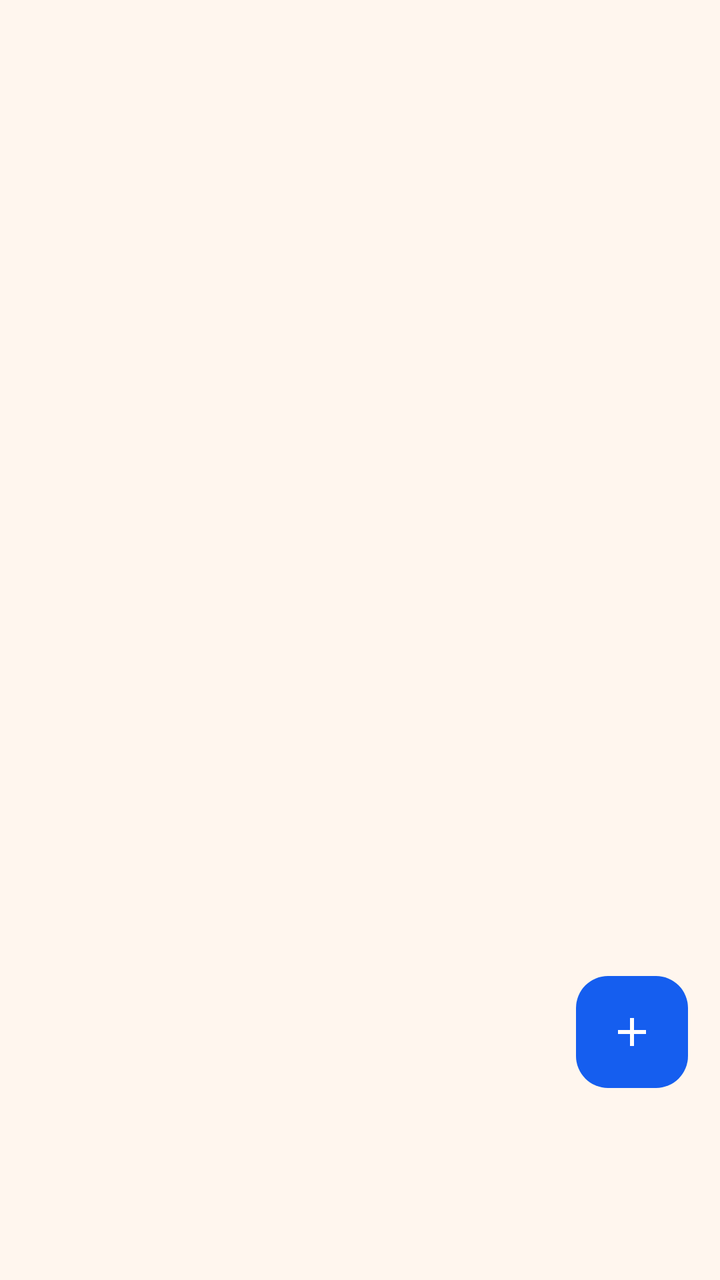
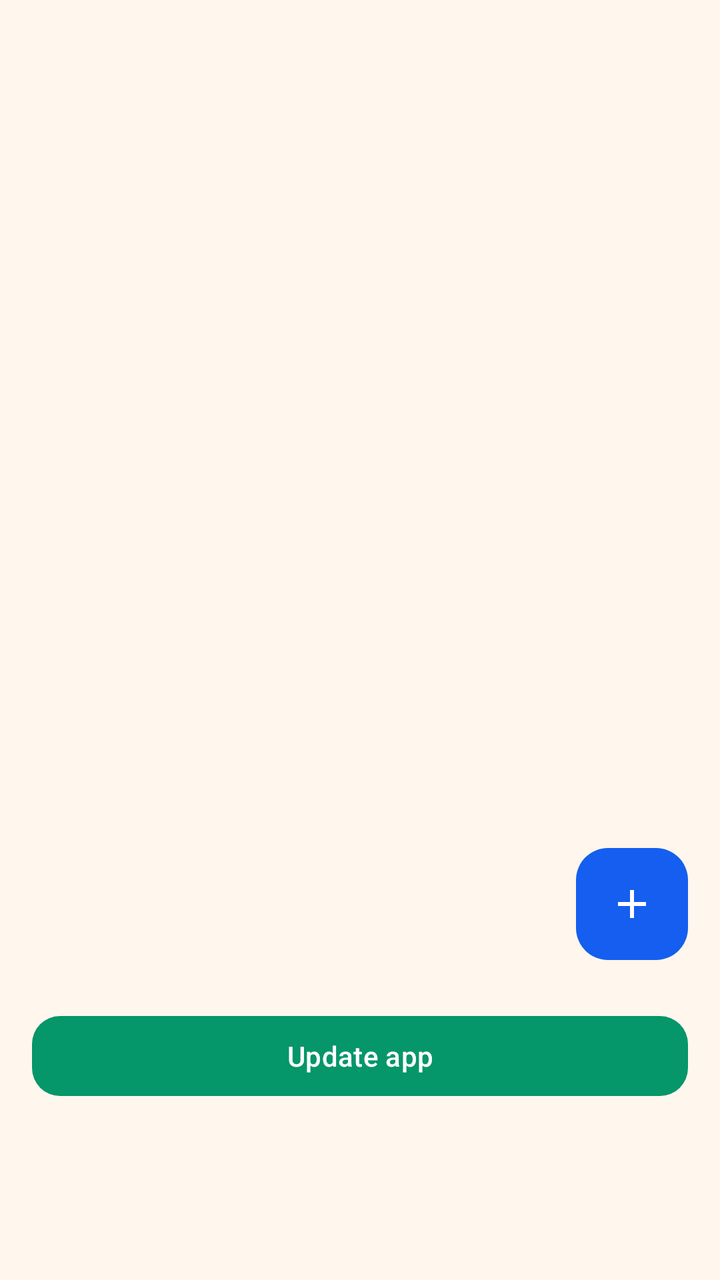

Compare the two renders of this Android layout. The source of the first and the diff that turns it into the second are given below.
<!-- AndroidManifest.xml: application theme Theme.TMSCompanion -->
<!-- res/layout/fragment_servers.xml -->
<?xml version="1.0" encoding="utf-8"?>
<androidx.coordinatorlayout.widget.CoordinatorLayout xmlns:android="http://schemas.android.com/apk/res/android"
    xmlns:app="http://schemas.android.com/apk/res-auto"
    android:layout_width="match_parent"
    android:layout_height="match_parent">

    <androidx.recyclerview.widget.RecyclerView
        android:id="@+id/recyclerView"
        android:layout_width="match_parent"
        android:layout_height="match_parent"
        android:clipToPadding="false"
        android:paddingTop="@dimen/list_padding_top"
        android:paddingBottom="@dimen/list_padding_bottom"
        android:paddingHorizontal="12dp" />

    <LinearLayout
        android:id="@+id/emptyView"
        android:layout_width="match_parent"
        android:layout_height="wrap_content"
        android:layout_gravity="center"
        android:gravity="center"
        android:orientation="vertical"
        android:padding="32dp"
        android:visibility="gone">

        <ImageView
            android:layout_width="64dp"
            android:layout_height="64dp"
            android:background="@drawable/bg_empty_glyph"
            android:contentDescription="@null"
            android:padding="16dp"
            android:src="@drawable/ic_nav_servers" />

        <TextView
            android:layout_width="wrap_content"
            android:layout_height="wrap_content"
            android:layout_marginTop="16dp"
            android:text="@string/no_servers"
            android:textAppearance="?attr/textAppearanceTitleLarge" />

        <TextView
            android:layout_width="wrap_content"
            android:layout_height="wrap_content"
            android:layout_marginTop="8dp"
            android:gravity="center"
            android:text="@string/no_servers_body"
            android:textAppearance="?attr/textAppearanceBodyMedium"
            android:textColor="?attr/colorOnSurfaceVariant" />

        <com.google.android.material.button.MaterialButton
            android:id="@+id/emptyAddButton"
            android:layout_width="wrap_content"
            android:layout_height="wrap_content"
            android:layout_marginTop="16dp"
            android:text="@string/add_server" />
    </LinearLayout>

    <com.google.android.material.floatingactionbutton.FloatingActionButton
        android:id="@+id/fabAdd"
        android:layout_width="wrap_content"
        android:layout_height="wrap_content"
        android:layout_gravity="bottom|end"
        android:layout_marginEnd="16dp"
        android:layout_marginBottom="96dp"
        android:contentDescription="@string/add_server"
        app:srcCompat="@drawable/ic_add" />
</androidx.coordinatorlayout.widget.CoordinatorLayout>
<!-- resources referenced by this layout -->
<resources>
  <dimen name="list_padding_bottom">104dp</dimen>
  <dimen name="list_padding_top">72dp</dimen>
  <string name="add_server">Add server</string>
  <string name="no_servers">No servers yet.</string>
  <string name="no_servers_body">Add the TrackMySpend server this phone should upload to.</string>
  <color name="md_primary">#155EEF</color>
  <color name="md_on_primary">#FFFFFF</color>
  <color name="md_primary_container">#1D4ED8</color>
  <color name="md_on_primary_container">#FFFFFF</color>
  <color name="md_secondary">#047857</color>
  <color name="md_on_secondary">#FFFFFF</color>
  <color name="md_secondary_container">#059669</color>
  <color name="md_on_secondary_container">#FFFFFF</color>
  <color name="md_tertiary">#C2410C</color>
  <color name="md_on_tertiary">#FFFFFF</color>
  <color name="md_tertiary_container">#F59E0B</color>
  <color name="md_on_tertiary_container">#1C1003</color>
  <color name="md_error">#E11D48</color>
  <color name="md_on_error">#FFFFFF</color>
  <color name="md_error_container">#FB7185</color>
  <color name="md_on_error_container">#4C0519</color>
  <color name="md_background">#FFF6EE</color>
  <color name="md_on_background">#1C1917</color>
  <color name="md_surface">#FFF6EE</color>
  <color name="md_on_surface">#1C1917</color>
  <color name="md_surface_variant">#FFE4C4</color>
  <color name="md_on_surface_variant">#57534E</color>
  <color name="md_outline">#A8A29E</color>
  <color name="md_outline_variant">#E7E5E4</color>
  <color name="md_inverse_surface">#1C1917</color>
  <color name="md_inverse_on_surface">#FAFAF9</color>
  <color name="md_inverse_primary">#93C5FD</color>
  <color name="md_success">#15803D</color>
  <color name="md_on_success">#FFFFFF</color>
  <color name="md_success_container">#22C55E</color>
  <color name="md_on_success_container">#052E16</color>
  <color name="md_pending">#FACC15</color>
  <color name="md_on_pending">#1C1003</color>
  <color name="md_pending_container">#F59E0B</color>
  <color name="md_on_pending_container">#1C1003</color>
  <color name="md_surface_container">#FFE8D1</color>
  <color name="md_surface_container_low">#FFFFFF</color>
  <color name="md_surface_container_high">#FFFFFF</color>
  <color name="md_surface_container_lowest">#FFFFFF</color>
  <style name="ShapeAppearance.TMS.ExtraSmall" parent="ShapeAppearance.Material3.Corner.ExtraSmall">
          <item name="cornerSize">@dimen/shape_xs</item>
      </style>
  <style name="ShapeAppearance.TMS.Small" parent="ShapeAppearance.Material3.Corner.Small">
          <item name="cornerSize">@dimen/shape_sm</item>
      </style>
  <style name="ShapeAppearance.TMS.Medium" parent="ShapeAppearance.Material3.Corner.Medium">
          <item name="cornerSize">@dimen/shape_md</item>
      </style>
  <style name="ShapeAppearance.TMS.Large" parent="ShapeAppearance.Material3.Corner.Large">
          <item name="cornerSize">@dimen/shape_lg</item>
      </style>
  <style name="ShapeAppearance.TMS.ExtraLarge" parent="ShapeAppearance.Material3.Corner.ExtraLarge">
          <item name="cornerSize">@dimen/shape_xl</item>
      </style>
  <style name="ThemeOverlay.TMS.BottomSheet" parent="ThemeOverlay.Material3.BottomSheetDialog">
          <item name="bottomSheetStyle">@style/Widget.TMS.BottomSheet</item>
      </style>
  <style name="Widget.TMS.SnackbarText" parent="Widget.Material3.Snackbar.TextView">
          <item name="android:textColor">@color/md_inverse_on_surface</item>
      </style>
  <dimen name="shape_xs">4dp</dimen>
  <dimen name="shape_sm">8dp</dimen>
  <dimen name="shape_md">14dp</dimen>
  <dimen name="shape_lg">16dp</dimen>
  <dimen name="shape_xl">20dp</dimen>
  <dimen name="touch_min">48dp</dimen>
  <!-- unchanged entries left out for length: 15 -->
</resources>

<!-- the commit's change to res/layout/fragment_servers.xml (unified diff, before → after) -->
@@ -10,7 +10,7 @@
         android:layout_height="match_parent"
         android:clipToPadding="false"
         android:paddingTop="@dimen/list_padding_top"
-        android:paddingBottom="@dimen/list_padding_bottom"
+        android:paddingBottom="176dp"
         android:paddingHorizontal="12dp" />
 
     <LinearLayout
@@ -61,7 +61,17 @@
         android:layout_height="wrap_content"
         android:layout_gravity="bottom|end"
         android:layout_marginEnd="16dp"
-        android:layout_marginBottom="96dp"
+        android:layout_marginBottom="160dp"
         android:contentDescription="@string/add_server"
         app:srcCompat="@drawable/ic_add" />
+
+    <com.google.android.material.button.MaterialButton
+        android:id="@+id/updateAppButton"
+        style="@style/Widget.TMS.Button.Tonal"
+        android:layout_width="match_parent"
+        android:layout_height="wrap_content"
+        android:layout_gravity="bottom"
+        android:layout_marginHorizontal="16dp"
+        android:layout_marginBottom="88dp"
+        android:text="@string/update_app" />
 </androidx.coordinatorlayout.widget.CoordinatorLayout>
<!-- resource entries referenced after the edit -->
@@ -1,10 +1,14 @@
 <!-- resources referenced by this layout -->
 <resources>
-  <dimen name="list_padding_bottom">104dp</dimen>
   <dimen name="list_padding_top">72dp</dimen>
   <string name="add_server">Add server</string>
   <string name="no_servers">No servers yet.</string>
   <string name="no_servers_body">Add the TrackMySpend server this phone should upload to.</string>
+  <string name="update_app">Update app</string>
+  <style name="Widget.TMS.Button.Tonal" parent="Widget.Material3.Button.TonalButton">
+          <item name="shapeAppearance">@style/ShapeAppearance.TMS.Medium</item>
+          <item name="android:minHeight">@dimen/touch_min</item>
+      </style>
   <color name="md_primary">#155EEF</color>
   <color name="md_on_primary">#FFFFFF</color>
   <color name="md_primary_container">#1D4ED8</color>
